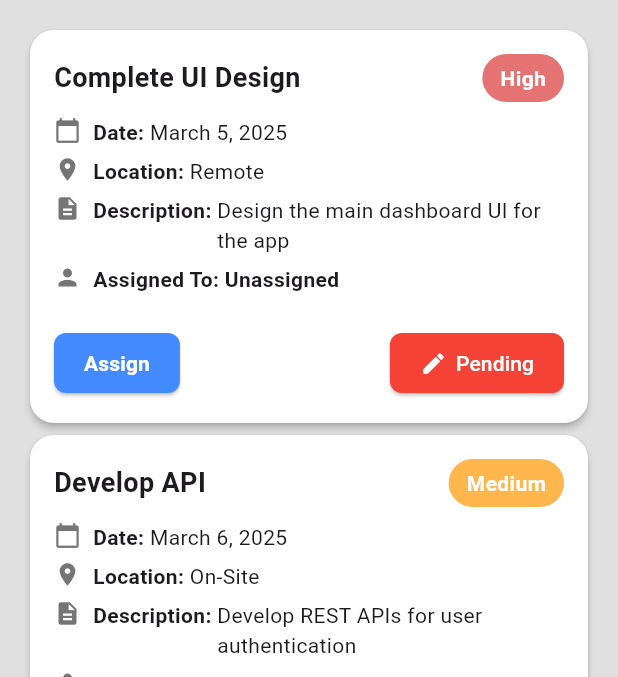
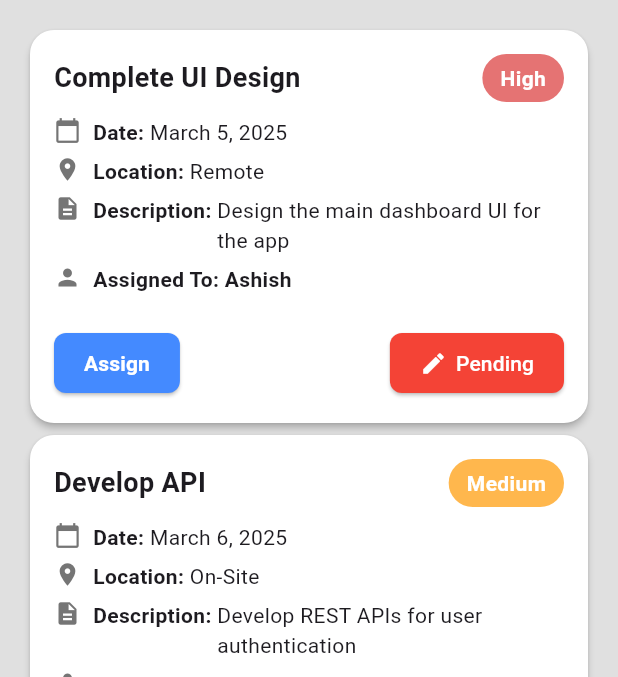
Before and after one commit to dragogalaxy03/task-, a Flutter app: the screen it shows after launch, on a phone screen of 412 x 824 dp, the part 84-761 px from its top. Run offline on Flutter 3.47's test engine with Material 3 defaults, Android fonts, the phone set to English and light mode, and no system bars; our stand-ins replace file_picker.

Commit message:
Assigned to update

```diff
--- a/lib/Task/task-card.dart
+++ b/lib/Task/task-card.dart
@@ -15,8 +15,8 @@ class TaskCard extends StatefulWidget {
 }
 
 class _TaskCardState extends State<TaskCard> {
-  String assignedTo = "Unassigned";
-  String assignOption = "Self";
+  String? assignedTo;
+  String? assignOption;
   bool showAssignOptions = false;
   late String status;
   late String priority;
@@ -29,6 +29,7 @@ class _TaskCardState extends State<TaskCard> {
     super.initState();
     status = widget.task.status ?? "Pending";
     priority = widget.task.priority;
+    assignedTo = widget.task.assignedTo?.isEmpty ?? true ? "Unassigned" : widget.task.assignedTo;
   }
 
   //File Picker
@@ -89,26 +90,20 @@ class _TaskCardState extends State<TaskCard> {
               ],
             ),
             const SizedBox(height: 10),
-
             // Task Details
             _buildTaskDetail(Icons.calendar_today, "Date", widget.task.date),
             _buildTaskDetail(Icons.location_on, "Location", widget.task.location),
             _buildTaskDetail(Icons.description, "Description", widget.task.description),
-            _buildTaskDetail(Icons.person, "Assigned To", assignedTo, isBold: true),
+            _buildTaskDetail(Icons.person, "Assigned To", assignedTo?? "Unassigned", isBold: true),
             const SizedBox(height: 16),
             //Radio Buttons
             if (showAssignOptions)
               Row(children: [_buildRadioOption("Self"), _buildRadioOption("Employee")]),
-
             // Buttons
             Row(
               mainAxisAlignment: MainAxisAlignment.spaceBetween,
               children: [
-                _buildButton(
-                  "Assign",
-                      () => setState(() => showAssignOptions = true),
-                ),
-
+                _buildButton("Assign", () => setState(() => showAssignOptions = !showAssignOptions)),
                 _buildButton(
                   status,
                       () => _showStatusDialog(context),
@@ -163,8 +158,12 @@ class _TaskCardState extends State<TaskCard> {
           onChanged: (val) {
             setState(() {
               assignOption = val.toString();
-              assignedTo = value == "Self" ? "Self" : "Unassigned";
-              if (value == "Employee") _showEmployeePicker(context);
+              if (value == "Self") {
+                assignedTo = "Self";
+                widget.onAssignEmployee?.call("Self");
+              } else {
+                _showEmployeePicker(context);
+              }
               showAssignOptions = false;
             });
           },
@@ -197,6 +196,7 @@ class _TaskCardState extends State<TaskCard> {
             borderRadius: const BorderRadius.vertical(top: Radius.circular(16)),
           ),
           child: Column(
+            mainAxisSize: MainAxisSize.min,
             crossAxisAlignment: CrossAxisAlignment.start,
             children: [
               /// Top Row with Title & Close Button
--- a/lib/Task/task-json.dart
+++ b/lib/Task/task-json.dart
@@ -46,7 +46,7 @@ class TaskJson {
       date: "March 5, 2025",
       description: "Design the main dashboard UI for the app",
       location: "Remote",
-      assignedTo: "Ashish Kumar",
+      assignedTo: "Ashish",
       status: "Pending",
     ),
     Task(
@@ -55,7 +55,7 @@ class TaskJson {
       date: "March 6, 2025",
       description: "Develop REST APIs for user authentication",
       location: "On-Site",
-      assignedTo: "John Doe",
+      assignedTo: "",
       status: "In Progress",
     ),
     Task(
@@ -64,7 +64,7 @@ class TaskJson {
       date: "March 10, 2025",
       description: "Perform UI/UX and functional testing",
       location: "Remote",
-      assignedTo: "Jane Smith",
+      assignedTo: "",
       status: "Completed",
     ),
   ];
--- a/lib/main.dart
+++ b/lib/main.dart
@@ -1,4 +1,5 @@
 import 'package:flutter/material.dart';
+import 'package:taskcard/Beat%20Planning/beat-planning-screen.dart';
 import 'package:taskcard/Report/report-screen.dart';
 import 'package:taskcard/Task/task-list.dart';
 import 'Task/task-card.dart';
```
Also changed, not shown: lib/Beat Planning/beat-planning-screen.dart (added, +222 -0 lines).
